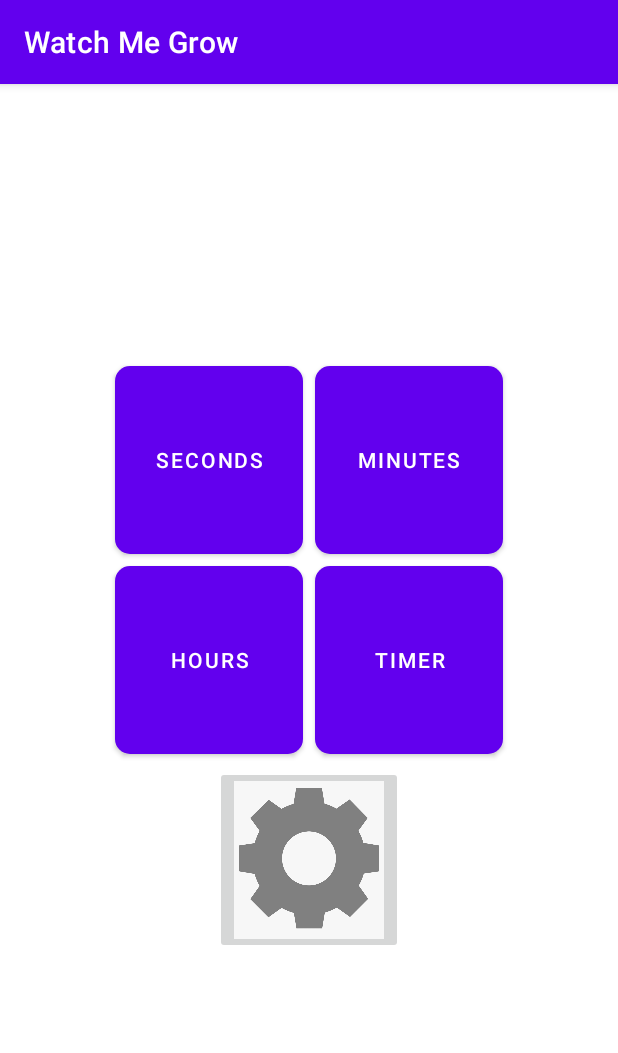
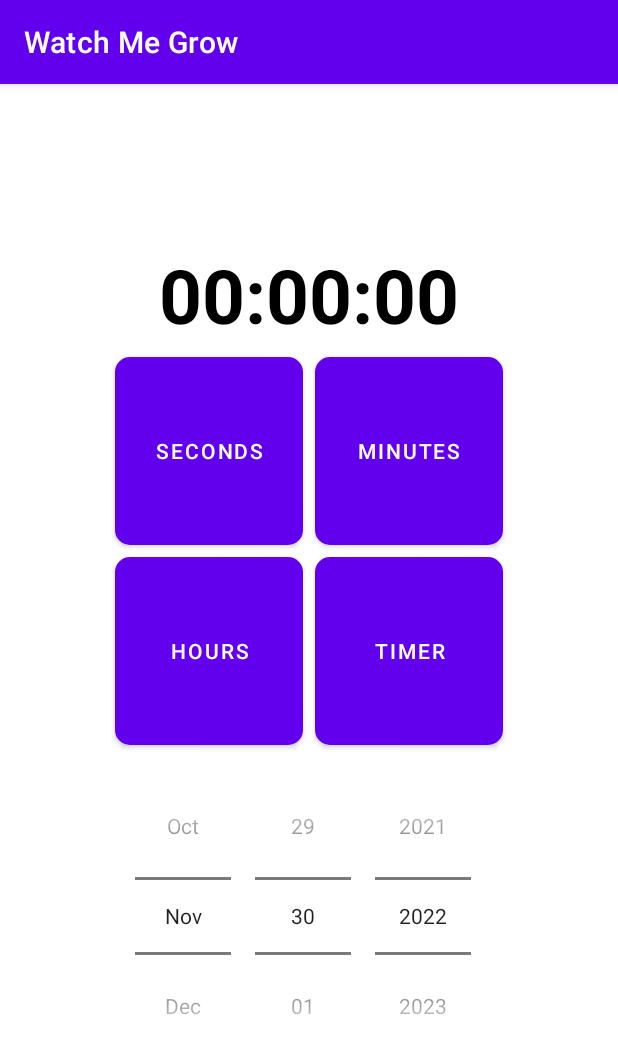
Before and after one commit to trav-ts/AgeTimer, an Android app: the screen it shows after launch (MainActivity), on a phone screen of 412 x 824 dp. Shown: the top 1053 px of the screen. Run offline under Robolectric (Android 15) with nearby library versions, the phone set to English and light mode, and no system bars.

```diff
--- a/app/src/main/res/layout/activity_main.xml
+++ b/app/src/main/res/layout/activity_main.xml
@@ -8,14 +8,28 @@
     android:layout_gravity="center"
     android:useDefaultMargins="true"
     android:padding="50dp"
-    android:rowCount="3"
+    android:rowCount="4"
     android:columnCount="2"
     android:background="@color/white"
     tools:context=".MainActivity"
     >
+    <TextView
+        android:id="@+id/textViewStopWatch"
+        android:layout_width="wrap_content"
+        android:layout_height="wrap_content"
+        android:layout_row="0"
+        android:layout_column="0"
+        android:layout_columnSpan="2"
+        android:layout_gravity="center"
+        android:gravity="center"
+        android:text="00:00:00"
+        android:textColor="@color/black"
+        android:textSize="50sp"
+        android:textStyle="bold"
+        />
     <Button
         android:id="@+id/seconds_btn"
-        android:layout_row="0"
+        android:layout_row="1"
         android:layout_column="0"
         android:layout_width="125dp"
         android:layout_height="125dp"
@@ -23,7 +37,7 @@
         android:text="@string/seconds_btn"/>
     <Button
         android:id="@+id/minutes_btn"
-        android:layout_row="0"
+        android:layout_row="1"
         android:layout_column="1"
         android:layout_width="125dp"
         android:layout_height="125dp"
@@ -31,7 +45,7 @@
         android:text="@string/minutes_btn"/>
     <Button
         android:id="@+id/hours_btn"
-        android:layout_row="1"
+        android:layout_row="2"
         android:layout_column="0"
         android:layout_width="125dp"
         android:layout_height="125dp"
@@ -39,21 +53,21 @@
         android:text="@string/hours_btn"/>
     <Button
         android:id="@+id/timer_btn"
-        android:layout_row="1"
+        android:layout_row="2"
         android:layout_column="1"
         android:layout_width="125dp"
         android:layout_height="125dp"
         android:background="@drawable/roundbtn"
         android:text="@string/timer_btn"/>
-    <ImageButton
-        android:id="@+id/settings_btn"
-        android:layout_row="2"
+    <DatePicker
+        android:id="@+id/datePicker"
+        android:layout_row="3"
         android:layout_column="0"
         android:layout_columnSpan="2"
         android:layout_gravity="center"
-        android:layout_width="125dp"
-        android:layout_height="125dp"
-        android:src="@drawable/settings_icon"
-        android:scaleType="fitCenter"
-        />
+        android:layout_width="wrap_content"
+        android:layout_height="wrap_content"
+        android:calendarViewShown="false"
+        android:datePickerMode="spinner"
+        android:spinnersShown="true" />
 </GridLayout>
```
